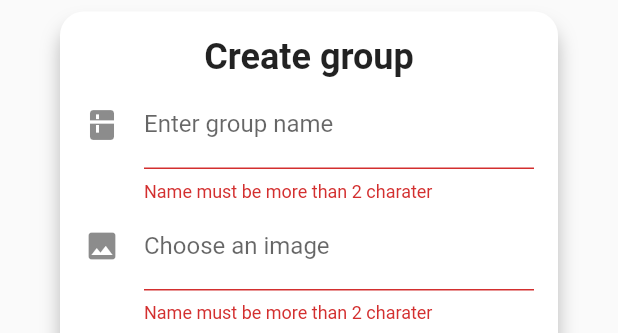
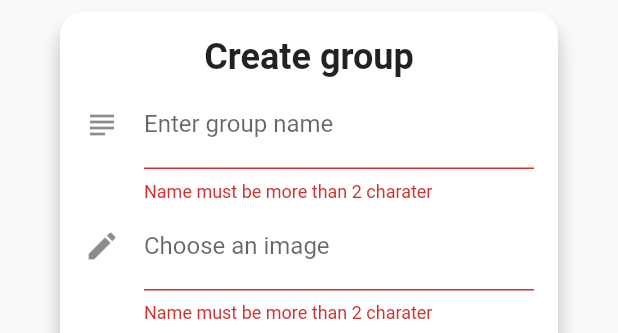
Before and after one commit to sigesig/drukspil, a Flutter app: the CustomDialog widget shown alone on an empty page, opened directly, on a phone screen of 412 x 824 dp. Shown: the part 401-734 px from the top of the screen. Run offline on Flutter 3.47's test engine with Material 2 defaults, Android fonts, the phone set to English and light mode, and no system bars; our stand-ins replace fancy_bottom_navigation.

Commit message:
adder flutter support

```diff
--- a/lib/Components/customDialogWindow.dart
+++ b/lib/Components/customDialogWindow.dart
@@ -5,15 +5,12 @@ import 'package:flutter/material.dart';
 import 'package:flutter/widgets.dart';
 
 class CustomDialog extends StatefulWidget {
-  final String title, description, buttonText, uid;
-  final Image image;
+  final String title, description, buttonText;
 //Used to make sure it is not possible to press button multiple times
   CustomDialog({
     @required this.title,
     @required this.description,
     @required this.buttonText,
-    @required this.uid,
-    this.image,
   });
 
   @override
@@ -87,7 +84,7 @@ class _CustomDialogState extends State<CustomDialog> {
               TextFormField(
                 decoration: InputDecoration(
                   labelText: 'Enter group name',
-                  icon: Icon(Icons.kitchen),
+                  icon: Icon(Icons.subject),
                 ),
                 onChanged: (text) {
                   groupName = text;
@@ -100,7 +97,7 @@ class _CustomDialogState extends State<CustomDialog> {
               TextFormField(
                 decoration: InputDecoration(
                   labelText: 'Choose an image',
-                  icon: Icon(Icons.photo),
+                  icon: Icon(Icons.edit),
                 ),
                 onChanged: (text) {
                   imagePath = text;
```
